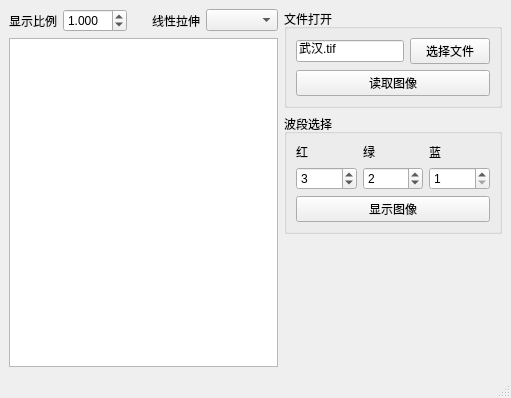
Qt form MainWin.ui (QuinMeow/RSPCourse_CUG2022) before a commit.
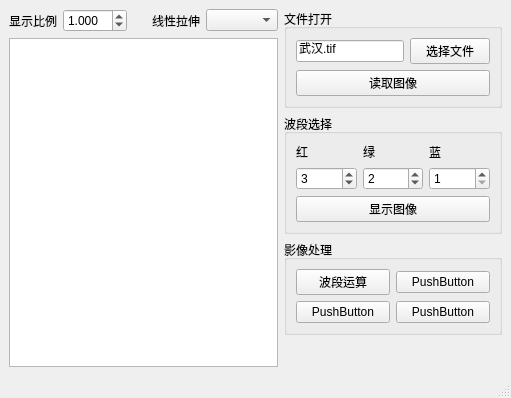
The same form after that commit.

Commit message: 完成波段运算

Patch:
```diff
--- a/MainWin.ui
+++ b/MainWin.ui
@@ -223,6 +223,43 @@
         </layout>
        </widget>
       </item>
+      <item>
+       <widget class="QGroupBox" name="groupBox_3">
+        <property name="title">
+         <string>影像处理</string>
+        </property>
+        <layout class="QGridLayout" name="gridLayout_2">
+         <item row="0" column="0">
+          <widget class="QPushButton" name="Btn_BandMath">
+           <property name="text">
+            <string>波段运算</string>
+           </property>
+          </widget>
+         </item>
+         <item row="0" column="1">
+          <widget class="QPushButton" name="pushButton_2">
+           <property name="text">
+            <string>PushButton</string>
+           </property>
+          </widget>
+         </item>
+         <item row="1" column="0">
+          <widget class="QPushButton" name="pushButton_3">
+           <property name="text">
+            <string>PushButton</string>
+           </property>
+          </widget>
+         </item>
+         <item row="1" column="1">
+          <widget class="QPushButton" name="pushButton_4">
+           <property name="text">
+            <string>PushButton</string>
+           </property>
+          </widget>
+         </item>
+        </layout>
+       </widget>
+      </item>
       <item>
        <spacer name="verticalSpacer">
         <property name="orientation">
```
The commit also changes 7 other files.
